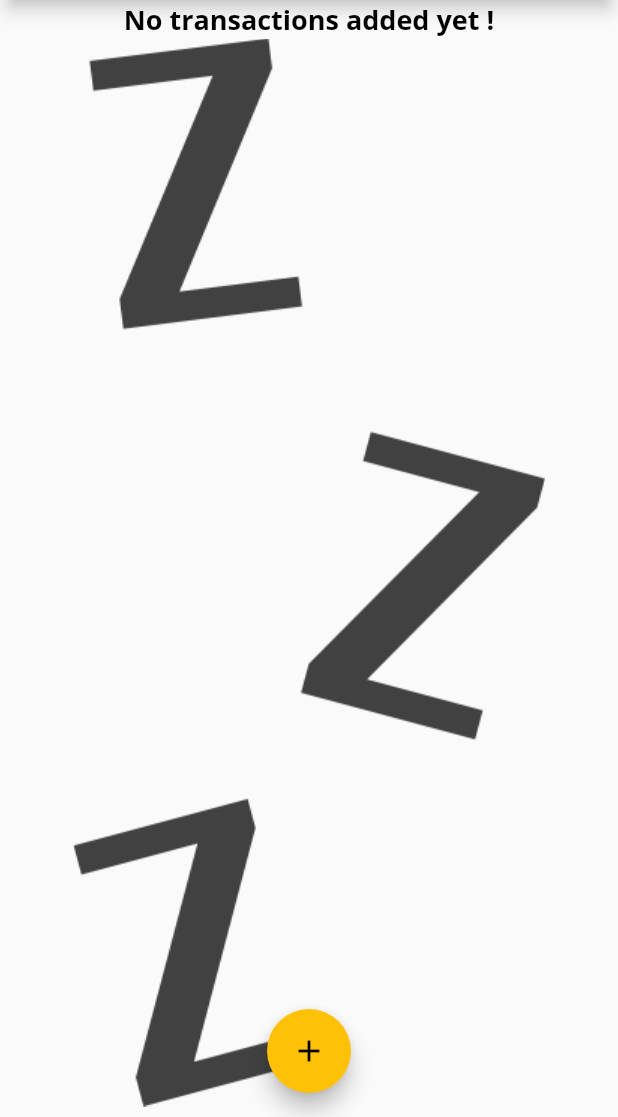
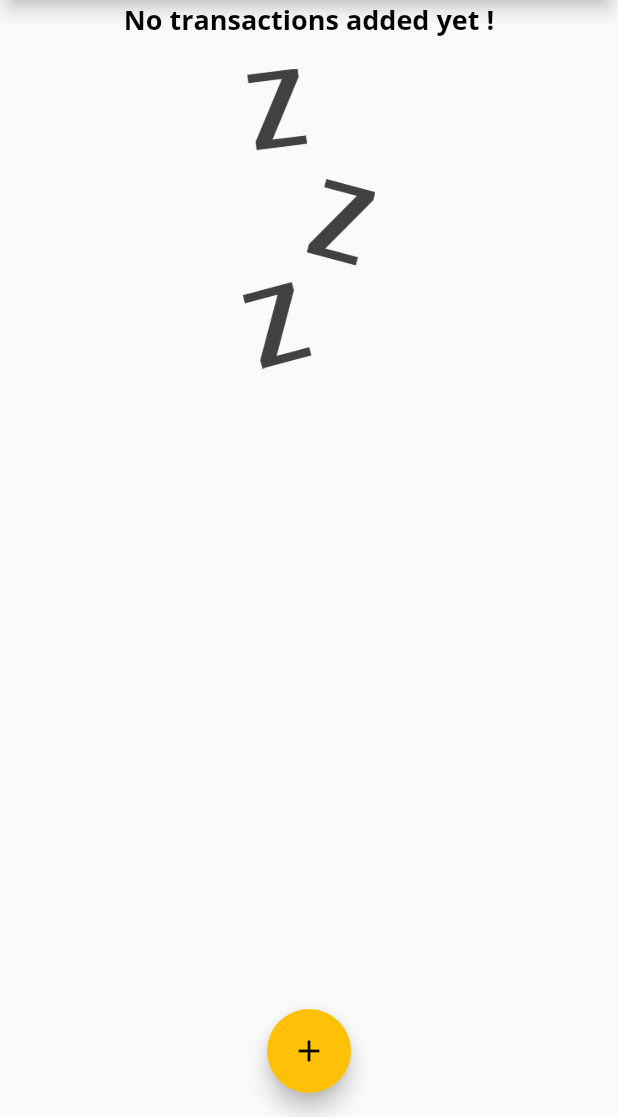
Before and after one commit to ashmit152000/Personal_Expense, a Flutter app: the screen it shows after launch, on a phone screen of 412 x 824 dp, the part 119-1236 px from its top. Run offline on Flutter 3.47's test engine with Material 2 defaults, Android fonts, the phone set to English and light mode, and no system bars.

Commit message:
few changes made

```diff
--- a/lib/widgets/transaction_list.dart
+++ b/lib/widgets/transaction_list.dart
@@ -11,16 +11,29 @@ class TransactionList extends StatelessWidget {
   Widget build(BuildContext context) {
     return Container(
       height: 450,
-      child: transactions.isEmpty ? Column(children: [
-        Text('No transactions added yet !', style: Theme.of(context).textTheme.headline6),
-        Image.asset('assets/image/waiting.png')
-      ],) : ListView.builder(
+      child: transactions.isEmpty
+          ? Column(
+              children: [
+                Text('No transactions added yet !',
+                    style: Theme.of(context).textTheme.headline6),
+                    SizedBox(height: 20,),
+                Container(
+                  height: 200,
+                  child: Image.asset(
+                    'assets/image/waiting.png',
+                    fit: BoxFit.cover,
+                  ),
+                )
+              ],
+            )
+          : ListView.builder(
               itemBuilder: (ctx, index) {
                 return Card(
                   child: Row(
                     children: [
                       Container(
-                    margin: EdgeInsets.symmetric(vertical: 10, horizontal: 15),
+                        margin:
+                            EdgeInsets.symmetric(vertical: 10, horizontal: 15),
                         padding: EdgeInsets.all(10),
                         decoration: BoxDecoration(
                           border: Border.all(
@@ -44,7 +57,8 @@ class TransactionList extends StatelessWidget {
                             style: Theme.of(context).textTheme.headline6,
                           ),
                           Text(
-                        DateFormat('yyyy-MM-dd').format(transactions[index].date),
+                            DateFormat('yyyy-MM-dd')
+                                .format(transactions[index].date),
                             style: TextStyle(color: Colors.grey),
                           )
                         ],
@@ -54,7 +68,6 @@ class TransactionList extends StatelessWidget {
                 );
               },
               itemCount: transactions.length,
-
             ),
     );
   }
```
Also changed, not shown: lib/widgets/chart.dart (added). Lines whose indentation alone changed are shown as unchanged.
